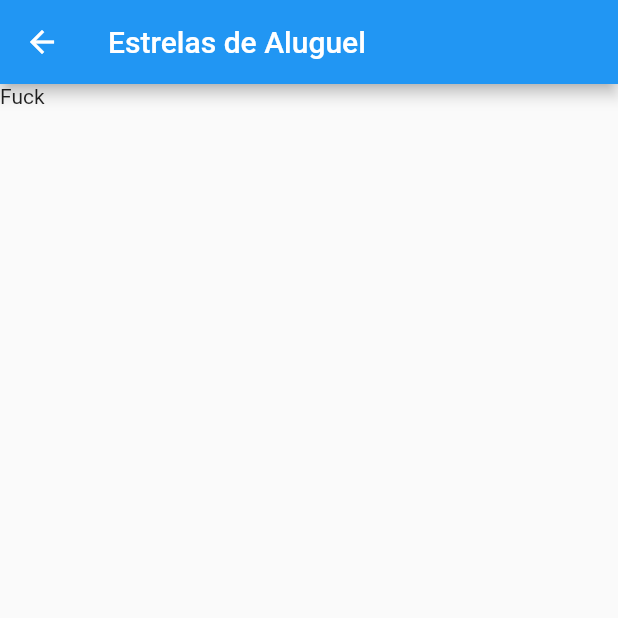
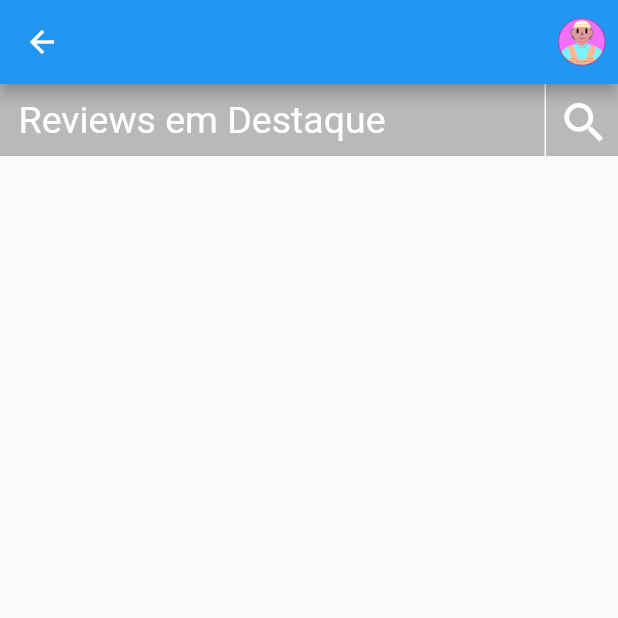
Before and after one commit to iJeanMC/estrelas_de_aluguel, a Flutter app: the HomePage screen opened by its route, on a phone screen of 412 x 824 dp, the top half of it. Run offline on Flutter 3.47's test engine with Material 2 defaults, Android fonts, the light colour scheme and no system bars.

Commit message:
cahnged home page, started home page, route to login

```diff
--- a/lib/views/android/android.app.dart
+++ b/lib/views/android/android.app.dart
@@ -8,7 +8,7 @@ import 'review.page.dart';
 class AndroidApp extends StatelessWidget {
   @override
   Widget build(BuildContext context) {
-    return MaterialApp(home: LoginPage(), routes: {
+    return MaterialApp(home: HomePage(), routes: {
       '/home': (context) => HomePage(),
       '/login': (context) => LoginPage(),
       '/search': (context) => SearchPage(),
--- a/lib/views/android/home.page.dart
+++ b/lib/views/android/home.page.dart
@@ -2,12 +2,64 @@ import 'package:flutter/material.dart';
 //import models as needed
 
 class HomePage extends StatelessWidget {
+  String userIcon = 'images/S1.png';
+
   @override
   Widget build(BuildContext context) {
     return Scaffold(
         appBar: AppBar(
-          title: Text("Estrelas de Aluguel"),
+          actions: [
+            IconButton(
+                onPressed: (() => {Navigator.of(context).pushNamed('/login')}),
+                icon: Image.asset(userIcon))
+          ],
         ),
-        body: Text("Fuck"));
+        // i don't think i'm going to do this right. the idea is to make
+        // multiple "cards" and each card is a review that is Hot rn
+        // like, what determines the Hotness of a review??
+        // and the cards also inlude a gilmpse of the review's comments
+        // clicking anywhere in the card should take you to the review page
+        // how many reviews can be Hot? Where do I get them?
+        // probably the controller, make a "hot reviews" method
+        // how many hot cards? infinite? I think 4 will be enough
+        // then you can scroll throught the collumn and look at them
+
+        // +--------------------------------------+
+        // | +----------------------+-----------+ |
+        // | |     Text             |search icon| |
+        // | +----------------------+-----------+ |
+        // +--------------------------------------+
+
+        body: Column(
+          children: [
+            Container(
+              color: Colors.black26,
+              child: Row(
+                mainAxisAlignment: MainAxisAlignment.spaceBetween,
+                children: [
+                  const Text(
+                    "  Reviews em Destaque",
+                    style: TextStyle(fontSize: 25, color: Colors.white),
+                  ),
+                  Container(
+                      decoration: const BoxDecoration(
+                          border:
+                              Border(left: BorderSide(color: Colors.white))),
+                      child: IconButton(
+                          onPressed: () => {},
+                          icon: const Icon(
+                            Icons.search,
+                            size: 35,
+                            color: Colors.white,
+                          ))),
+                ],
+              ),
+            ),
+            Expanded(
+              flex: 7,
+              child: Container(),
+            )
+          ],
+        ));
   }
 }
--- a/lib/views/android/login.page.dart
+++ b/lib/views/android/login.page.dart
@@ -92,7 +92,15 @@ class _LoginPageState extends State<LoginPage> {
                   ],
                 ),
               ),
-              Expanded(flex: 1, child: Container())
+              Expanded(flex: 1, child: Container()),
+              Expanded(
+                  child: ElevatedButton(
+                child: Text('Login'),
+                onPressed: () => {
+                  Navigator.of(context).pop()
+                }, //do more stuff? i don't know, like make the user actually be logged in, I guess
+              )),
+              //Expanded(flex: 1, child: Container())
             ],
           ),
         ));
--- a/pubspec.yaml
+++ b/pubspec.yaml
@@ -61,6 +61,7 @@ flutter:
 
   # To add assets to your application, add an assets section, like this:
   assets:
+    - images/S1.png
     - images/S5.png
 
   # An image asset can refer to one or more resolution-specific "variants", see
```
